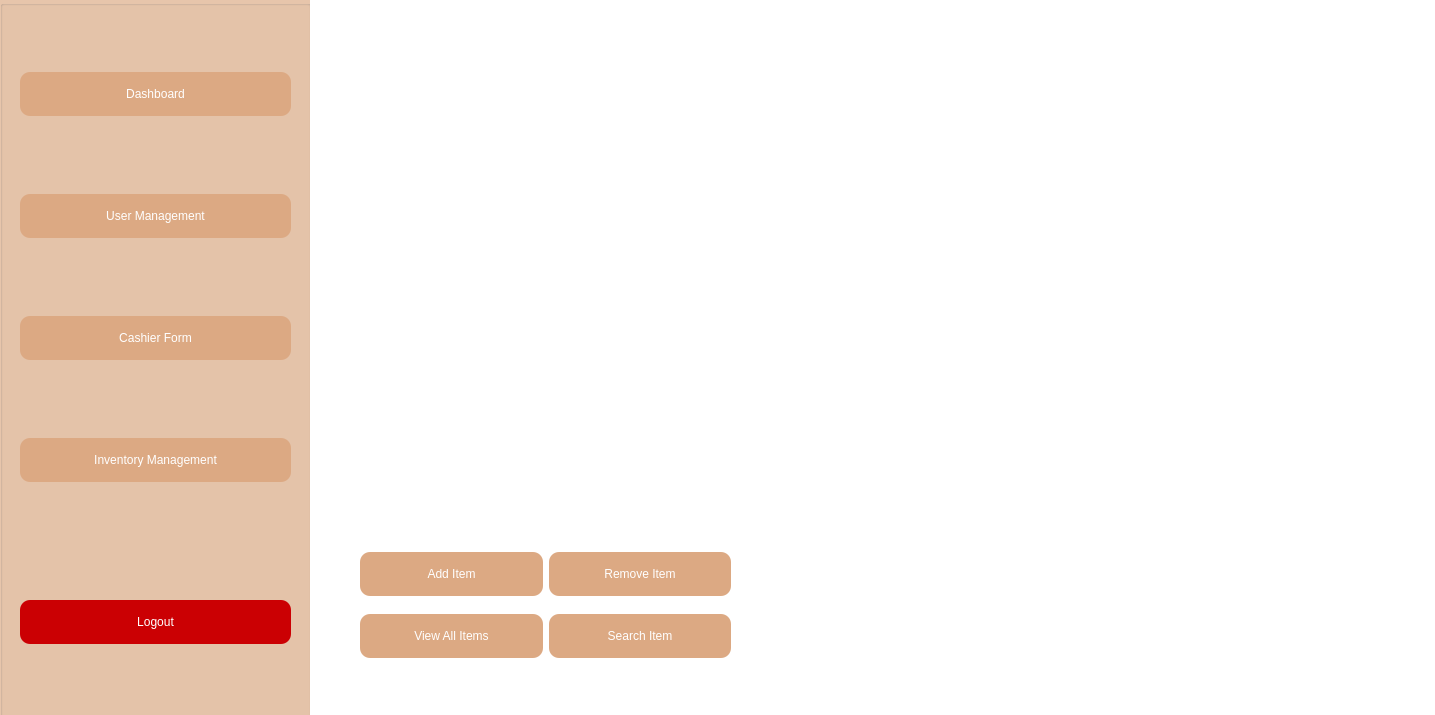
Before: the Qt Designer form mainform.ui in kr8457/BakeryPOS-Qt, drawn with Qt 5.
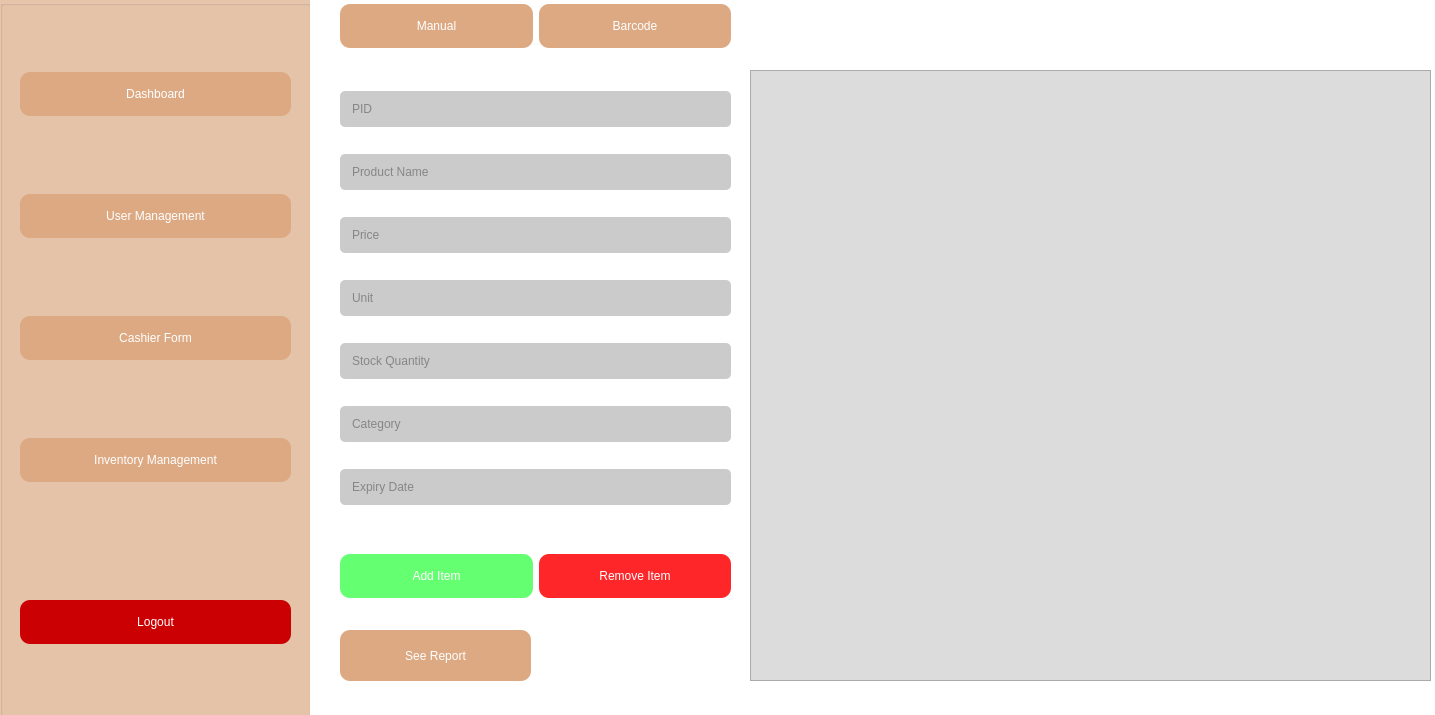
After: the same form once the commit is applied. The open tabs and pages were chosen to show the change.

Commit message: making inventory management page

```diff
--- a/mainform.ui
+++ b/mainform.ui
@@ -494,22 +494,56 @@
 	
 	background-color: rgb(145, 113, 68);
 }
-</string>
+
+
+QLineEdit {
+	border-radius: 5px;
+	background-color: rgb(203, 203, 203);
+	padding: 10px;
+	color: rgb(65, 65, 65);
+}
+QTableView {
+	background-color: rgb(220, 220, 220)
+}</string>
      </property>
-     <widget class="QWidget" name="layoutWidget">
+     <widget class="QPushButton" name="see_report_btn">
       <property name="geometry">
        <rect>
-        <x>50</x>
-        <y>560</y>
-        <width>371</width>
-        <height>131</height>
+        <x>30</x>
+        <y>650</y>
+        <width>191</width>
+        <height>51</height>
        </rect>
       </property>
-      <layout class="QVBoxLayout" name="verticalLayout_2">
-       <item>
+      <property name="text">
+       <string>See Report</string>
+      </property>
+     </widget>
+     <widget class="QTableView" name="productTableView">
+      <property name="geometry">
+       <rect>
+        <x>440</x>
+        <y>90</y>
+        <width>681</width>
+        <height>611</height>
+       </rect>
+      </property>
+     </widget>
+     <widget class="QWidget" name="">
+      <property name="geometry">
+       <rect>
+        <x>30</x>
+        <y>570</y>
+        <width>391</width>
+        <height>52</height>
+       </rect>
+      </property>
         <layout class="QHBoxLayout" name="horizontalLayout_3">
          <item>
           <widget class="QPushButton" name="add_item_btn">
+         <property name="styleSheet">
+          <string notr="true">background-color: rgb(101, 255, 114);</string>
+         </property>
            <property name="text">
             <string>Add Item</string>
            </property>
@@ -517,30 +551,104 @@
          </item>
          <item>
           <widget class="QPushButton" name="remove_item_btn">
+         <property name="styleSheet">
+          <string notr="true">background-color: rgb(255, 38, 42);
+</string>
+         </property>
            <property name="text">
             <string>Remove Item</string>
            </property>
           </widget>
          </item>
         </layout>
-       </item>
-       <item>
+     </widget>
+     <widget class="QWidget" name="">
+      <property name="geometry">
+       <rect>
+        <x>30</x>
+        <y>20</y>
+        <width>391</width>
+        <height>52</height>
+       </rect>
+      </property>
         <layout class="QHBoxLayout" name="horizontalLayout_4">
          <item>
           <widget class="QPushButton" name="view_items_btn">
            <property name="text">
-            <string>View All Items</string>
+          <string>Manual</string>
            </property>
           </widget>
          </item>
          <item>
           <widget class="QPushButton" name="search_items_btn">
            <property name="text">
-            <string>Search Item</string>
+          <string>Barcode</string>
            </property>
           </widget>
          </item>
         </layout>
+     </widget>
+     <widget class="QWidget" name="">
+      <property name="geometry">
+       <rect>
+        <x>30</x>
+        <y>90</y>
+        <width>391</width>
+        <height>461</height>
+       </rect>
+      </property>
+      <layout class="QVBoxLayout" name="verticalLayout_2">
+       <item>
+        <widget class="QLineEdit" name="pid_line_edit">
+         <property name="text">
+          <string/>
+         </property>
+         <property name="placeholderText">
+          <string>PID</string>
+         </property>
+        </widget>
+       </item>
+       <item>
+        <widget class="QLineEdit" name="product_bame_line_edit">
+         <property name="placeholderText">
+          <string>Product Name</string>
+         </property>
+        </widget>
+       </item>
+       <item>
+        <widget class="QLineEdit" name="price_line_edit">
+         <property name="placeholderText">
+          <string>Price</string>
+         </property>
+        </widget>
+       </item>
+       <item>
+        <widget class="QLineEdit" name="unit_line_edit">
+         <property name="placeholderText">
+          <string>Unit</string>
+         </property>
+        </widget>
+       </item>
+       <item>
+        <widget class="QLineEdit" name="stock_quantity_line_edit">
+         <property name="placeholderText">
+          <string>Stock Quantity</string>
+         </property>
+        </widget>
+       </item>
+       <item>
+        <widget class="QLineEdit" name="category_line_edit">
+         <property name="placeholderText">
+          <string>Category</string>
+         </property>
+        </widget>
+       </item>
+       <item>
+        <widget class="QLineEdit" name="expiry_date_line_edit">
+         <property name="placeholderText">
+          <string>Expiry Date</string>
+         </property>
+        </widget>
        </item>
       </layout>
      </widget>
```
Left out of the diff: 8 changed lines with no effect on the pictures. Lines whose indentation alone changed are shown as unchanged.
